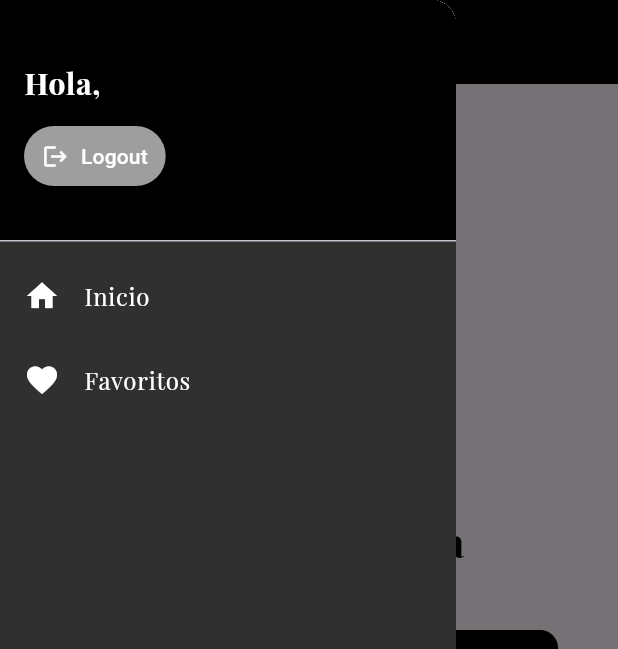
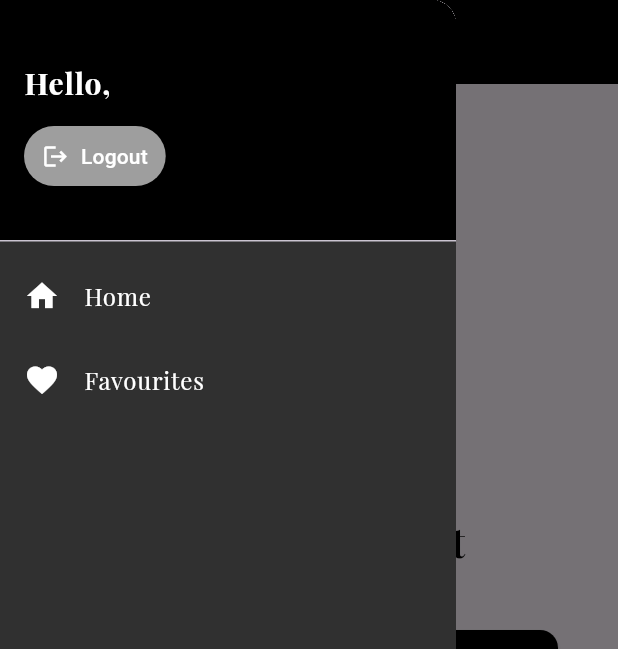
Before and after one commit to AlexGonzalezFernandez/VisualSearch-HackUPC2025, a Flutter app: the HomeScreen screen opened directly with empty values, with the side drawer open, on a phone screen of 412 x 824 dp. Shown: the top 649 px of the screen. Run offline on Flutter 3.47's test engine with Material 3 defaults, Android fonts, the phone set to English and light mode, and no system bars; our stand-ins replace animated_text_kit, google_fonts, image_picker.

Commit message:
Last touches, after merge remaining

```diff
--- a/frontend/lib/base_scaffold.dart
+++ b/frontend/lib/base_scaffold.dart
@@ -72,7 +72,7 @@ class BaseScaffold extends StatelessWidget {
                   mainAxisAlignment: MainAxisAlignment.center,
                   children: [
                     Text(
-                      'Hola, $username',
+                      'Hello, $username',
                       style: GoogleFonts.playfairDisplay(
                         fontSize: 20,
                         fontWeight: FontWeight.bold,
@@ -101,7 +101,7 @@ class BaseScaffold extends StatelessWidget {
               ListTile(
                 leading: const Icon(Icons.home, color: Colors.white),
                 title: Text(
-                  'Inicio',
+                  'Home',
                   style: GoogleFonts.playfairDisplay(
                     color: Colors.white,
                   ),
@@ -111,7 +111,7 @@ class BaseScaffold extends StatelessWidget {
               ListTile(
                 leading: const Icon(Icons.favorite, color: Colors.white),
                 title: Text(
-                  'Favoritos',
+                  'Favourites',
                   style: GoogleFonts.playfairDisplay(
                     color: Colors.white,
                   ),
--- a/frontend/lib/views/home_screen.dart
+++ b/frontend/lib/views/home_screen.dart
@@ -50,7 +50,7 @@ class HomeScreen extends StatelessWidget {
           children: [
             // Título con fuente fancy
             Text(
-              'Escanea tu ropa',
+              'Scan your outfit',
               style: GoogleFonts.playfairDisplay( // Aplica la fuente fancy aquí
                 fontSize: 28,
                 fontWeight: FontWeight.bold,
@@ -64,7 +64,7 @@ class HomeScreen extends StatelessWidget {
               width: double.infinity,
               child: ElevatedButton.icon(
                 icon: const Icon(Icons.camera_alt, color: Colors.white),
-                label: const Text('Tomar foto'),
+                label: const Text('Take a photo'),
                 onPressed: () => _navigateWithSource(context, ImageSource.camera),
                 style: _inditexButtonStyle(Colors.black),
               ),
@@ -75,7 +75,7 @@ class HomeScreen extends StatelessWidget {
               width: double.infinity,
               child: ElevatedButton.icon(
                 icon: const Icon(Icons.image, color: Colors.white),
-                label: const Text('Elegir de galería'),
+                label: const Text('Choose from gallery'),
                 onPressed: () => _navigateWithSource(context, ImageSource.gallery),
                 style: _inditexButtonStyle(Colors.grey[900]!),
               ),
--- a/frontend/lib/widgets/clothing_item_card.dart
+++ b/frontend/lib/widgets/clothing_item_card.dart
@@ -93,7 +93,7 @@ class ClothingItemCard extends StatelessWidget {
                       ),
                     ),
                     child: const Text(
-                      "Comprar",
+                      "Buy now",
                       style: TextStyle(fontSize: 16),
                     ),
                   ),
@@ -111,7 +111,7 @@ class ClothingItemCard extends StatelessWidget {
                       ),
                     ),
                     child: const Text(
-                      "Añadir a favoritos",
+                      "Add to favorites",
                       textAlign: TextAlign.center,
                       style: TextStyle(fontSize: 16),
                     ),
```
Also changed, not shown: frontend/pubspec.yaml (+8 -2 lines).
